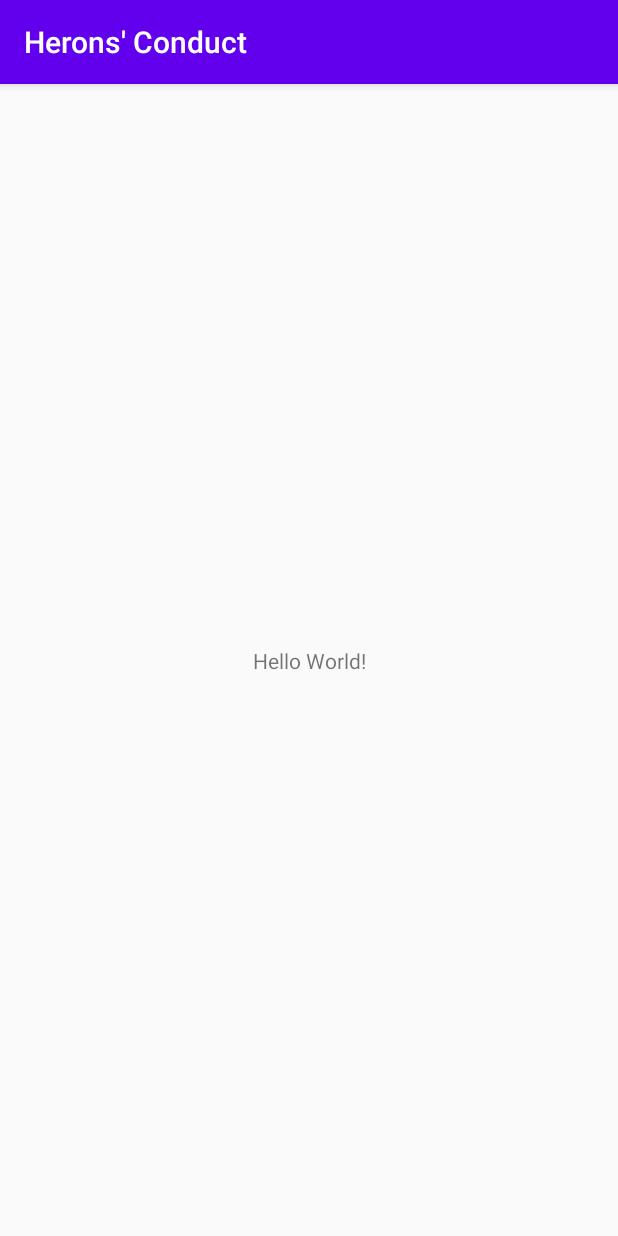
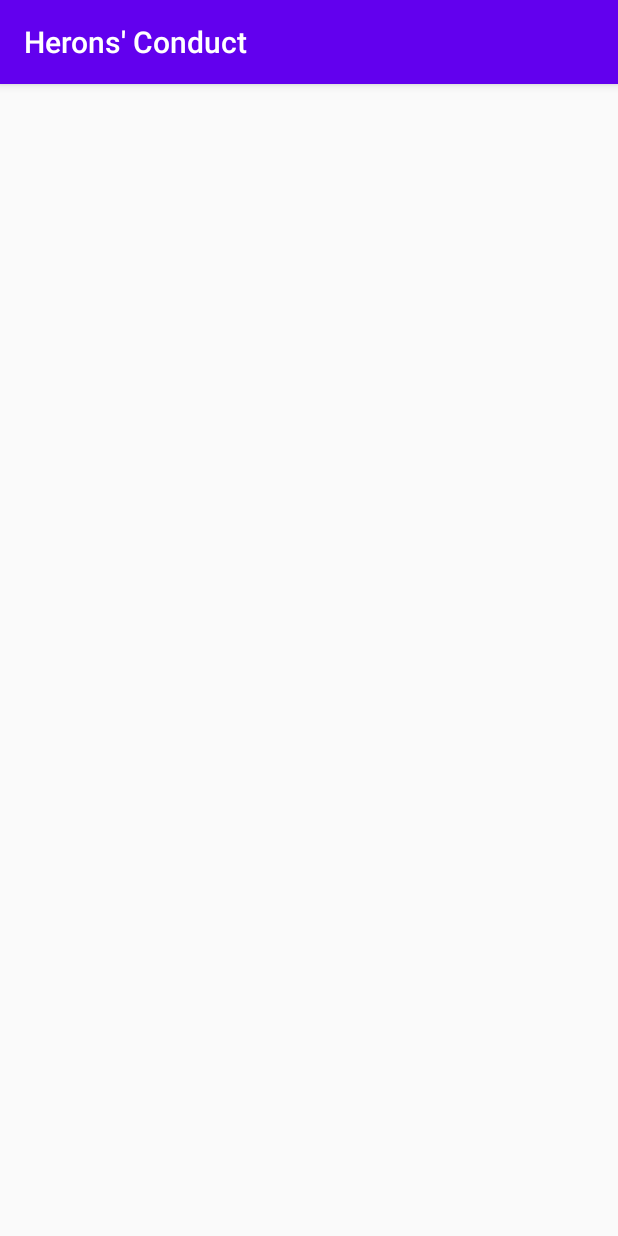
Before and after one commit to ahleksu/Herons-Conduct, an Android app: the screen it shows after launch (MainActivity), on a phone screen of 412 x 824 dp. Run offline under Robolectric (Android 15) with nearby library versions, the phone set to English and light mode, and no system bars.

Commit message:
Removed 'Hello World'

```diff
--- a/app/src/main/res/layout/activity_main.xml
+++ b/app/src/main/res/layout/activity_main.xml
@@ -4,15 +4,4 @@
     xmlns:tools="http://schemas.android.com/tools"
     android:layout_width="match_parent"
     android:layout_height="match_parent"
-    tools:context=".MainActivity">
-
-    <TextView
-        android:layout_width="wrap_content"
-        android:layout_height="wrap_content"
-        android:text="Hello World!"
-        app:layout_constraintBottom_toBottomOf="parent"
-        app:layout_constraintEnd_toEndOf="parent"
-        app:layout_constraintStart_toStartOf="parent"
-        app:layout_constraintTop_toTopOf="parent" />
-
-</android.support.constraint.ConstraintLayout>
+    tools:context=".MainActivity"/>
```
